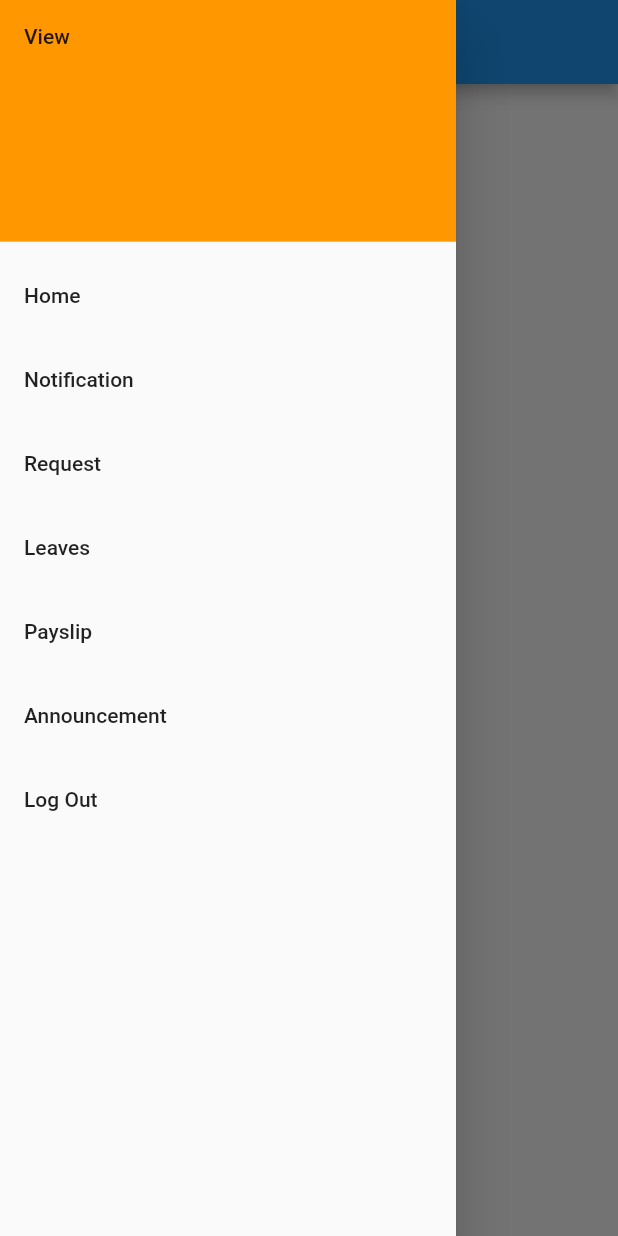
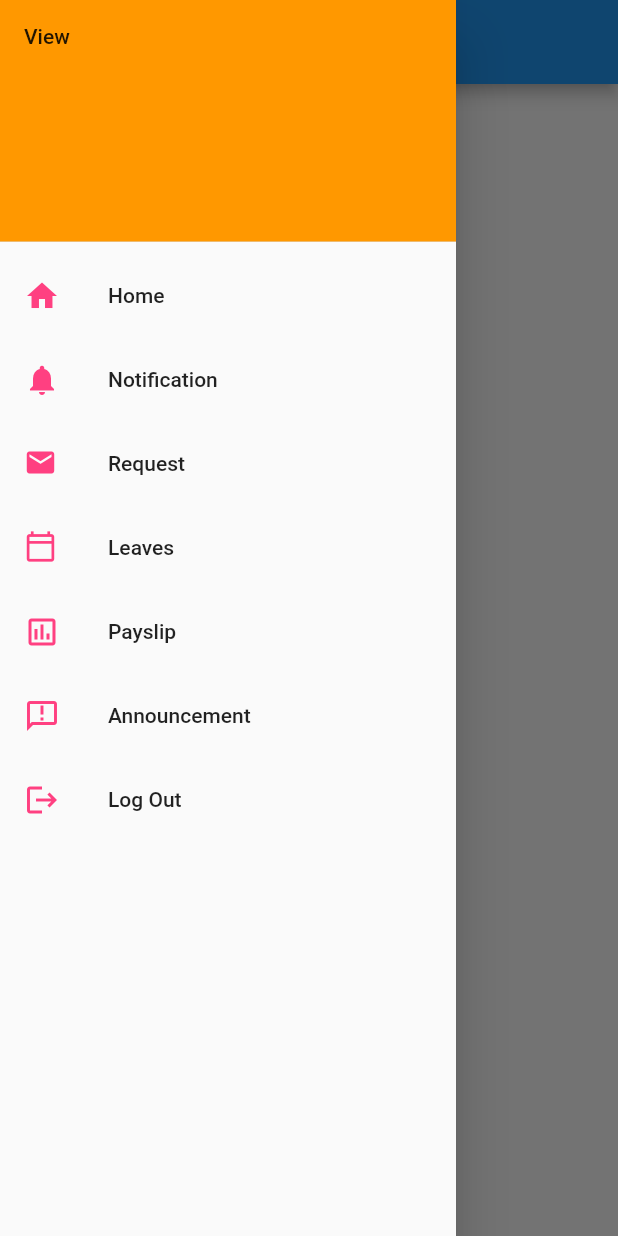
Before and after one commit to dduck123/Delta-53, a Flutter app: the TodosScreen screen opened directly, with the side drawer open, on a phone screen of 412 x 824 dp. Run offline on Flutter 3.47's test engine with Material 2 defaults, Android fonts, the phone set to English and light mode, and no system bars.

Commit message:
added icon and linked logout in mainpage.dart

```diff
--- a/my_app/lib/main.dart
+++ b/my_app/lib/main.dart
@@ -18,7 +18,7 @@ class MyApp extends StatelessWidget {
   }
 }
 
-<<<<<<< HEAD
+
 class MyHomePage extends StatefulWidget {
   MyHomePage({Key? key, required this.title}) : super(key: key);
 
@@ -103,5 +103,3 @@ class _MyHomePageState extends State<MyHomePage> {
     );
   }
 }
-=======
->>>>>>> 676947bffaaee0ba1a3113472b282a4c957e95b5
--- a/my_app/lib/mainpage.dart
+++ b/my_app/lib/mainpage.dart
@@ -68,21 +68,34 @@ class TodosScreen extends StatelessWidget {
             child: Text("View"),
             ),
             ListTile(
+              leading: Icon(
+                  Icons.home,
+                  color: Colors.pinkAccent,
+                  size: 24.0),
               title: const Text("Home"),
               onTap: () {
                 Navigator.pop(context);
               },
             ),
             ListTile(
+              leading: Icon(
+                  Icons.notifications,
+                  color: Colors.pinkAccent,
+                  size: 24.0),
               title: const Text('Notification'),
               onTap: () {
                 // Update the state of the app
                 // ...
                 // Then close the drawer
                 Navigator.pop(context);
+
               },
             ),
             ListTile(
+              leading: Icon(
+                  Icons.email,
+                  color: Colors.pinkAccent,
+                  size: 22.0),
               title: const Text('Request'),
               onTap: () {
                 // Update the state of the app
@@ -92,6 +105,10 @@ class TodosScreen extends StatelessWidget {
               },
             ),
             ListTile(
+              leading: Icon(
+                  Icons.calendar_today_outlined,
+                  color: Colors.pinkAccent,
+                  size: 22.0),
               title: const Text('Leaves'),
               onTap: () {
                 // Update the state of the app
@@ -101,6 +118,10 @@ class TodosScreen extends StatelessWidget {
               },
             ),
             ListTile(
+              leading: Icon(
+                  Icons.assessment_outlined,
+                  color: Colors.pinkAccent,
+                  size: 24.0),
               title: const Text('Payslip'),
               onTap: () {
                 // Update the state of the app
@@ -110,6 +131,10 @@ class TodosScreen extends StatelessWidget {
               },
             ),
             ListTile(
+              leading: Icon(
+                  Icons.announcement_outlined,
+                  color: Colors.pinkAccent,
+                  size: 24.0),
               title: const Text('Announcement'),
               onTap: () {
                 // Update the state of the app
@@ -119,12 +144,18 @@ class TodosScreen extends StatelessWidget {
               },
             ),
             ListTile(
+              leading: Icon(
+                  Icons.logout,
+                  color: Colors.pinkAccent,
+                  size: 24.0),
               title: const Text('Log Out'),
               onTap: () {
                 // Update the state of the app
                 // ...
                 // Then close the drawer
                 Navigator.pop(context);
+                Navigator.of(context).push(MaterialPageRoute(
+                    builder: (BuildContext context) => LoginScreen()));
 
               },
             ),
```
